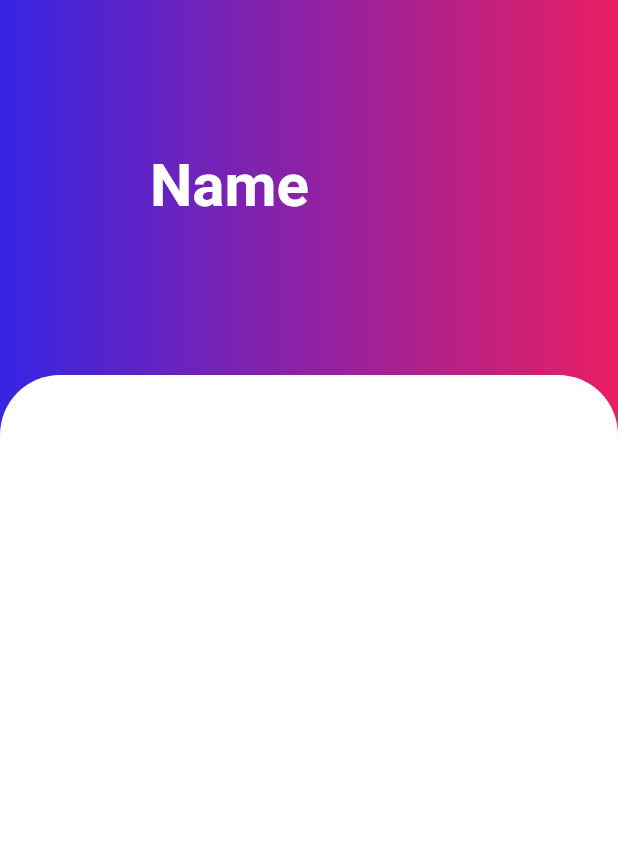
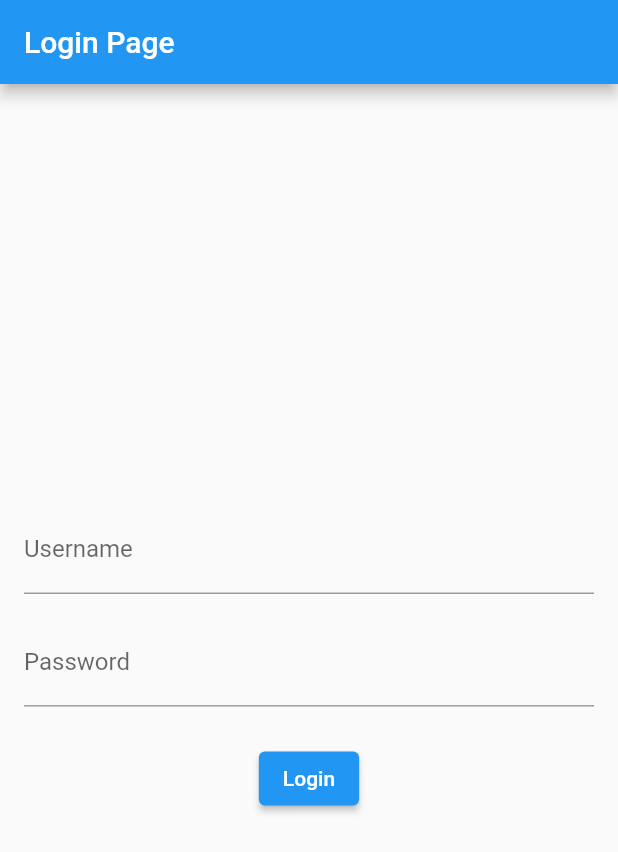
Before and after one commit to Practical02/exam-duty, a Flutter app: the screen it shows after launch, on a phone screen of 412 x 824 dp. Shown: the top 852 px of the screen. Run offline on Flutter 3.47's test engine with Material 2 defaults, Android fonts, the light colour scheme and no system bars.

Commit message:
undid all the changes

```diff
--- a/lib/screens/login_page.dart
+++ b/lib/screens/login_page.dart
@@ -1,54 +1,49 @@
+
 import 'package:flutter/material.dart';
+
 
 class LoginPage extends StatelessWidget {
   const LoginPage({Key? key}) : super(key: key);
-
-  @override
+   @override
   Widget build(BuildContext context) {
     return Scaffold(
-      body: Stack(
-        children: [
-          Container(
-            height: double.infinity,
-        width: double.infinity,
-        decoration: const BoxDecoration(
-         gradient: LinearGradient(
-          colors:[
-            Color.fromARGB(255, 53, 37, 228),
-            Colors.pink,
-            ]),
+  appBar: AppBar(
+        title: const Text('Login Page'),
+      ),
+      body: Center(
+        child: Padding(
+          padding: const EdgeInsets.all(16.0),
+          child: Column(
+            mainAxisAlignment: MainAxisAlignment.center,
+            crossAxisAlignment: CrossAxisAlignment.center,
+            children: [
+              const TextField(
+                decoration: InputDecoration(
+                  labelText: 'Username',
+                ),
+              ),
+              const SizedBox(height: 16.0),
+              const TextField(
+                obscureText: true, // Use this for password input
+                decoration: InputDecoration(
+                  labelText: 'Password',
+                ),
+              ),
+              const SizedBox(height: 24.0),
+              ElevatedButton(
+                onPressed: () {
+                  // Add your login logic here
+                  // Typically, you'd validate the credentials and navigate to the next screen on success.
+                  // For this example, we'll just navigate to the user dashboard.
+                  Navigator.pushReplacementNamed(context, '/user');
+                },
+                child: const Text('Login'),
+              ),
+            ],
+          ),
         ),
-      child: const Padding(
-          padding: EdgeInsets.all(100.0),
-          child: Text('Name',style:TextStyle(
-            fontSize:40,
-            color: Colors.white,
-            fontWeight: FontWeight.bold
-          ),),
-      ),
-          ),
-          Padding(
-            padding: const EdgeInsets.only(top:250.0),
-            child: Container(
-              decoration: const BoxDecoration(
-                borderRadius: BorderRadius.only(
-                  topLeft: Radius.circular(40),
-                  topRight: Radius.circular(40)
-                ),
-                color:Colors.white,
-              ),
-              height: double.infinity,
-              width: double.infinity,
-              child: Column(
-                mainAxisAlignment:MainAxisAlignment.center ,
-                children:[
 
-                ]),
-               ),
-               ),
-        ],
       )
     );
-
   }
 }
```
